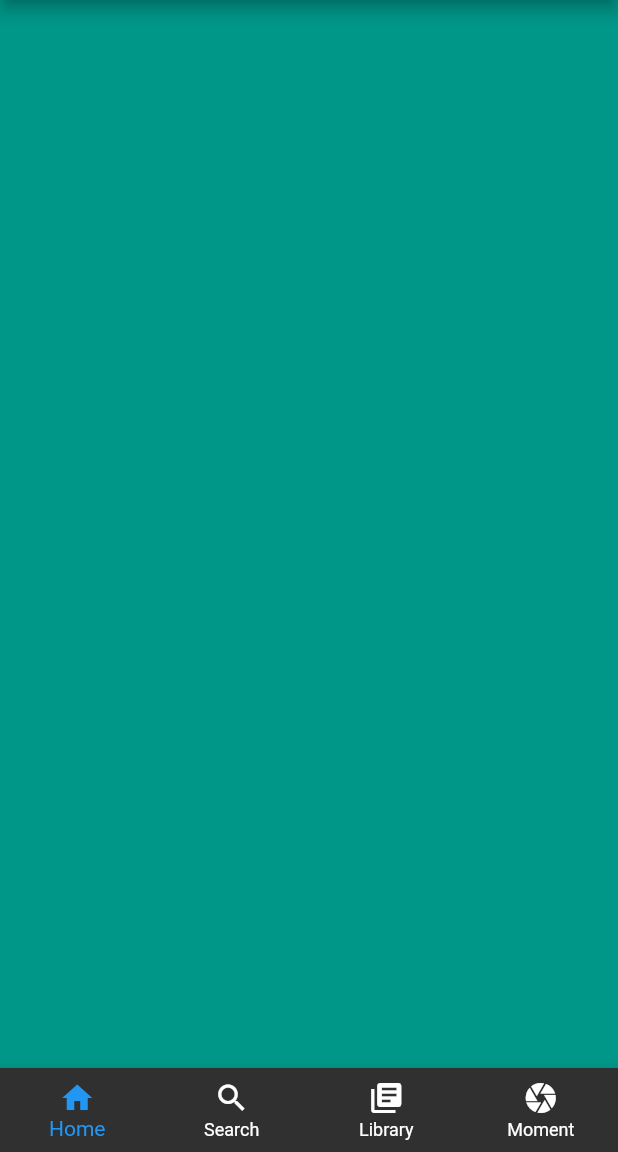
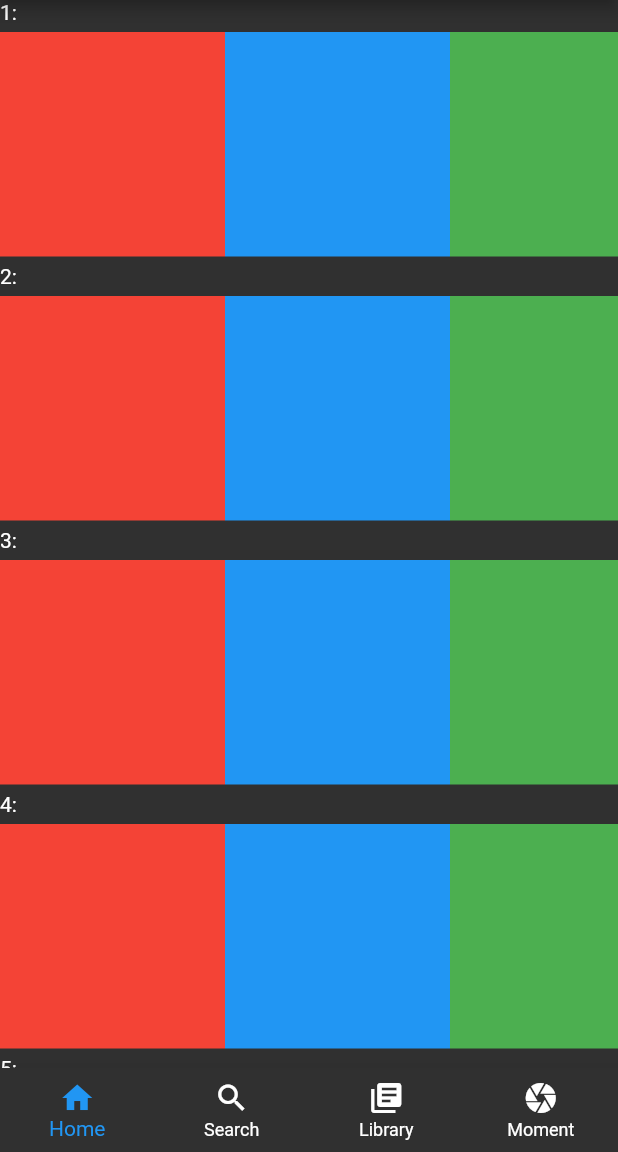
Before and after one commit to darekaze/canorous, a Flutter app: the screen it shows after launch, on a phone screen of 412 x 824 dp, the part 84-1236 px from its top. Run offline on Flutter 3.47's test engine with Material 2 defaults, Android fonts, the phone set to English and light mode, and no system bars.

Commit message:
666666!!! (#3)

```diff
--- a/lib/canorous.dart
+++ b/lib/canorous.dart
@@ -1,4 +1,5 @@
 import 'package:flutter/material.dart';
+import './home.dart';
 
 class Canorous extends StatefulWidget {
   @override
@@ -19,9 +20,7 @@ class _CanorousState extends State<Canorous> {
     );
     _pageList = [
       // Place the actual screen here (should be loaded async)
-      Container(
-        color: Colors.teal,
-      ),
+      HomePage(),
       Container(
         color: Colors.red,
       ),
--- /dev/null
+++ b/lib/home.dart
@@ -0,0 +1,201 @@
+import 'package:flutter/material.dart';
+
+
+class HomePage extends StatefulWidget {
+  @override
+  _HomePageState createState() => _HomePageState();
+}
+
+
+class _HomePageState extends State<HomePage> {
+  @override
+  Widget build(BuildContext context) {
+    return Scaffold(
+      body: ListView(
+              scrollDirection: Axis.vertical,
+              children: [
+                Text("1:"),
+                Container(
+                  margin: new EdgeInsets.symmetric(vertical: 5.0),
+                  height: 150.0,
+                  child: new ListView(
+                    scrollDirection: Axis.horizontal,
+                    children: <Widget>[
+                      new Container(
+                        width: 150.0,
+                        color: Colors.red,
+                      ),
+                      new Container(
+                        width: 150.0,
+                        color: Colors.blue,
+                      ),
+                      new Container(
+                        width: 150.0,
+                        color: Colors.green,
+                      ),
+                      new Container(
+                        width: 150.0,
+                        color: Colors.yellow,
+                      ),
+                      new Container(
+                        width: 150.0,
+                        color: Colors.orange,
+                      ),
+                    ],
+                  ),
+                ),
+                Text("2:"),
+                Container(
+                  margin: new EdgeInsets.symmetric(vertical: 5.0),
+                  height: 150.0,
+                  child: new ListView(
+                    scrollDirection: Axis.horizontal,
+                    children: <Widget>[
+                      new Container(
+                        width: 150.0,
+                        color: Colors.red,
+                      ),
+                      new Container(
+                        width: 150.0,
+                        color: Colors.blue,
+                      ),
+                      new Container(
+                        width: 150.0,
+                        color: Colors.green,
+                      ),
+                      new Container(
+                        width: 150.0,
+                        color: Colors.yellow,
+                      ),
+                      new Container(
+                        width: 150.0,
+                        color: Colors.orange,
+                      ),
+                    ],
+                  ),
+                ),
+                Text("3:"),
+                Container(
+                  margin: new EdgeInsets.symmetric(vertical: 5.0),
+                  height: 150.0,
+                  child: new ListView(
+                    scrollDirection: Axis.horizontal,
+                    children: <Widget>[
+                      new Container(
+                        width: 150.0,
+                        color: Colors.red,
+                      ),
+                      new Container(
+                        width: 150.0,
+                        color: Colors.blue,
+                      ),
+                      new Container(
+                        width: 150.0,
+                        color: Colors.green,
+                      ),
+                      new Container(
+                        width: 150.0,
+                        color: Colors.yellow,
+                      ),
+                      new Container(
+                        width: 150.0,
+                        color: Colors.orange,
+                      ),
+                    ],
+                  ),
+                ),
+                Text("4:"),
+                Container(
+                  margin: new EdgeInsets.symmetric(vertical: 5.0),
+                  height: 150.0,
+                  child: new ListView(
+                    scrollDirection: Axis.horizontal,
+                    children: <Widget>[
+                      new Container(
+                        width: 150.0,
+                        color: Colors.red,
+                      ),
+                      new Container(
+                        width: 150.0,
+                        color: Colors.blue,
+                      ),
+                      new Container(
+                        width: 150.0,
+                        color: Colors.green,
+                      ),
+                      new Container(
+                        width: 150.0,
+                        color: Colors.yellow,
+                      ),
+                      new Container(
+                        width: 150.0,
+                        color: Colors.orange,
+                      ),
+                    ],
+                  ),
+                ),
+                Text("5:"),
+                Container(
+                  margin: new EdgeInsets.symmetric(vertical: 5.0),
+                  height: 150.0,
+                  child: new ListView(
+                    scrollDirection: Axis.horizontal,
+                    children: <Widget>[
+                      new Container(
+                        width: 150.0,
+                        color: Colors.red,
+                      ),
+                      new Container(
+                        width: 150.0,
+                        color: Colors.blue,
+                      ),
+                      new Container(
+                        width: 150.0,
+                        color: Colors.green,
+                      ),
+                      new Container(
+                        width: 150.0,
+                        color: Colors.yellow,
+                      ),
+                      new Container(
+                        width: 150.0,
+                        color: Colors.orange,
+                      ),
+                    ],
+                  ),
+                ),
+                Text("6:"),
+                Container(
+                  margin: new EdgeInsets.symmetric(vertical: 5.0),
+                  height: 150.0,
+                  child: new ListView(
+                    scrollDirection: Axis.horizontal,
+                    children: <Widget>[
+                      new Container(
+                        width: 150.0,
+                        color: Colors.red,
+                      ),
+                      new Container(
+                        width: 150.0,
+                        color: Colors.blue,
+                      ),
+                      new Container(
+                        width: 150.0,
+                        color: Colors.green,
+                      ),
+                      new Container(
+                        width: 150.0,
+                        color: Colors.yellow,
+                      ),
+                      new Container(
+                        width: 150.0,
+                        color: Colors.orange,
+                      ),
+                    ],
+                  ),
+                ),
+              ]
+            ),
+    );
+  }
+}
```
Also changed, not shown: 3 other files.
